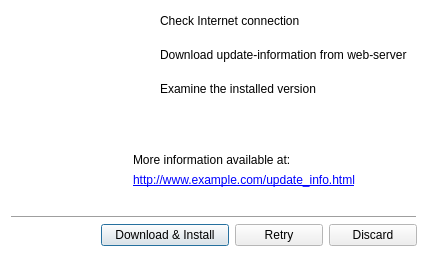
Old version of the form gui/win_updater.ui in the repository lordmulder/Simple-x264-Launcher.
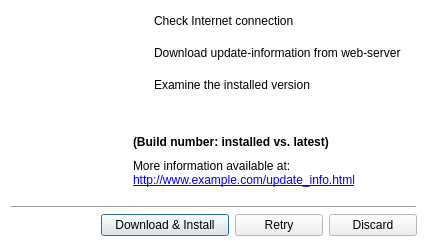
New version of the form. Icons and pictures are not drawn.

Diff of the .ui file:
```diff
--- a/gui/win_updater.ui
+++ b/gui/win_updater.ui
@@ -10,7 +10,7 @@
     <x>0</x>
     <y>0</y>
     <width>428</width>
-    <height>257</height>
+    <height>247</height>
    </rect>
   </property>
   <property name="palette">
@@ -94,6 +94,9 @@
       <layout class="QHBoxLayout" name="horizontalLayout">
        <item>
         <layout class="QVBoxLayout" name="verticalLayout">
+         <property name="spacing">
+          <number>0</number>
+         </property>
          <item>
           <widget class="QLabel" name="logo">
            <property name="minimumSize">
@@ -152,6 +155,9 @@
        </item>
        <item>
         <layout class="QVBoxLayout" name="verticalLayout_2">
+         <property name="spacing">
+          <number>0</number>
+         </property>
          <item>
           <layout class="QHBoxLayout" name="horizontalLayout_3">
            <item>
@@ -218,7 +224,7 @@
            <property name="sizeHint" stdset="0">
             <size>
              <width>20</width>
-             <height>8</height>
+             <height>12</height>
             </size>
            </property>
           </spacer>
@@ -289,7 +295,7 @@
            <property name="sizeHint" stdset="0">
             <size>
              <width>20</width>
-             <height>8</height>
+             <height>12</height>
             </size>
            </property>
           </spacer>
@@ -360,7 +366,7 @@
            <property name="sizeHint" stdset="0">
             <size>
              <width>20</width>
-             <height>6</height>
+             <height>8</height>
             </size>
            </property>
           </spacer>
@@ -373,7 +379,7 @@
            <property name="sizeHint" stdset="0">
             <size>
              <width>20</width>
-             <height>40</height>
+             <height>0</height>
             </size>
            </property>
           </spacer>
@@ -403,6 +409,22 @@
              </property>
             </widget>
            </item>
+           <item>
+            <spacer name="horizontalSpacer_8">
+             <property name="orientation">
+              <enum>Qt::Horizontal</enum>
+             </property>
+             <property name="sizeType">
+              <enum>QSizePolicy::Fixed</enum>
+             </property>
+             <property name="sizeHint" stdset="0">
+              <size>
+               <width>3</width>
+               <height>20</height>
+              </size>
+             </property>
+            </spacer>
+           </item>
            <item>
             <widget class="QLabel" name="labelLoadingCenter">
              <property name="text">
@@ -413,6 +435,22 @@
              </property>
             </widget>
            </item>
+           <item>
+            <spacer name="horizontalSpacer_9">
+             <property name="orientation">
+              <enum>Qt::Horizontal</enum>
+             </property>
+             <property name="sizeType">
+              <enum>QSizePolicy::Fixed</enum>
+             </property>
+             <property name="sizeHint" stdset="0">
+              <size>
+               <width>3</width>
+               <height>20</height>
+              </size>
+             </property>
+            </spacer>
+           </item>
            <item>
             <widget class="QLabel" name="labelLoadingRight">
              <property name="text">
@@ -438,6 +476,35 @@
            </item>
           </layout>
          </item>
+         <item>
+          <widget class="QLabel" name="labelBuildNo">
+           <property name="font">
+            <font>
+             <weight>75</weight>
+             <bold>true</bold>
+            </font>
+           </property>
+           <property name="text">
+            <string notr="true">(Build number: installed vs. latest)</string>
+           </property>
+          </widget>
+         </item>
+         <item>
+          <spacer name="verticalSpacer_2">
+           <property name="orientation">
+            <enum>Qt::Vertical</enum>
+           </property>
+           <property name="sizeType">
+            <enum>QSizePolicy::Fixed</enum>
+           </property>
+           <property name="sizeHint" stdset="0">
+            <size>
+             <width>20</width>
+             <height>10</height>
+            </size>
+           </property>
+          </spacer>
+         </item>
          <item>
           <widget class="QLabel" name="labelInfo">
            <property name="text">
@@ -501,17 +568,14 @@
           </widget>
          </item>
          <item>
-          <spacer name="verticalSpacer_2">
+          <spacer name="verticalSpacer_3">
            <property name="orientation">
             <enum>Qt::Vertical</enum>
            </property>
-           <property name="sizeType">
-            <enum>QSizePolicy::Expanding</enum>
-           </property>
            <property name="sizeHint" stdset="0">
             <size>
              <width>20</width>
-             <height>40</height>
+             <height>0</height>
             </size>
            </property>
           </spacer>
```
Left out of the diff: 2 changed lines with no effect on the pictures.
